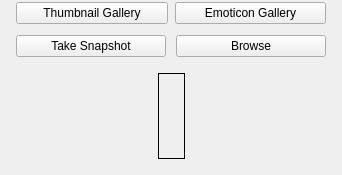
The window that AppsSrc/CommonSrc/Forms/ThumbnailEditWidget.ui (brettrjones-github/nolimitconnect) describes before a commit, drawn with Qt 5.
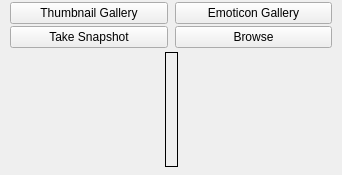
The same window after the commit. Custom widgets are drawn as their Qt base class.

Commit message: Low resolution android devices layout changes

Diff of the .ui file:
```diff
--- a/AppsSrc/CommonSrc/Forms/ThumbnailEditWidget.ui
+++ b/AppsSrc/CommonSrc/Forms/ThumbnailEditWidget.ui
@@ -20,9 +20,21 @@
    <string>Thumbnail Edit Widget</string>
   </property>
   <layout class="QVBoxLayout" name="verticalLayout">
+   <property name="spacing">
+    <number>2</number>
+   </property>
+   <property name="leftMargin">
+    <number>5</number>
+   </property>
    <property name="topMargin">
     <number>2</number>
    </property>
+   <property name="rightMargin">
+    <number>5</number>
+   </property>
+   <property name="bottomMargin">
+    <number>5</number>
+   </property>
    <item>
     <layout class="QHBoxLayout" name="horizontalLayout_3">
      <property name="spacing">
@@ -38,10 +50,16 @@
       <number>5</number>
      </property>
      <property name="bottomMargin">
-      <number>5</number>
+      <number>0</number>
      </property>
      <item>
       <widget class="QPushButton" name="m_ThumbGalleryButton">
+       <property name="sizePolicy">
+        <sizepolicy hsizetype="Minimum" vsizetype="Preferred">
+         <horstretch>0</horstretch>
+         <verstretch>0</verstretch>
+        </sizepolicy>
+       </property>
        <property name="text">
         <string>Thumbnail Gallery</string>
        </property>
@@ -49,6 +67,12 @@
      </item>
      <item>
       <widget class="QPushButton" name="m_EmoticonGalleryButton">
+       <property name="sizePolicy">
+        <sizepolicy hsizetype="Minimum" vsizetype="Preferred">
+         <horstretch>0</horstretch>
+         <verstretch>0</verstretch>
+        </sizepolicy>
+       </property>
        <property name="text">
         <string>Emoticon Gallery</string>
        </property>
@@ -59,7 +83,7 @@
    <item>
     <layout class="QHBoxLayout" name="horizontalLayout_4">
      <property name="spacing">
-      <number>10</number>
+      <number>7</number>
      </property>
      <property name="leftMargin">
       <number>5</number>
@@ -71,10 +95,16 @@
       <number>5</number>
      </property>
      <property name="bottomMargin">
-      <number>5</number>
+      <number>0</number>
      </property>
      <item>
       <widget class="QPushButton" name="m_TakeSnapshotButton">
+       <property name="sizePolicy">
+        <sizepolicy hsizetype="Minimum" vsizetype="Preferred">
+         <horstretch>0</horstretch>
+         <verstretch>0</verstretch>
+        </sizepolicy>
+       </property>
        <property name="text">
         <string>Take Snapshot</string>
        </property>
@@ -82,6 +112,12 @@
      </item>
      <item>
       <widget class="QPushButton" name="m_BrowsePictureButton">
+       <property name="sizePolicy">
+        <sizepolicy hsizetype="Minimum" vsizetype="Preferred">
+         <horstretch>0</horstretch>
+         <verstretch>0</verstretch>
+        </sizepolicy>
+       </property>
        <property name="text">
         <string>Browse</string>
        </property>
@@ -100,7 +136,7 @@
      <property name="sizeHint" stdset="0">
       <size>
        <width>20</width>
-       <height>5</height>
+       <height>2</height>
       </size>
      </property>
     </spacer>
@@ -135,6 +171,21 @@
         <enum>QFrame::Plain</enum>
        </property>
        <layout class="QGridLayout" name="gridLayout">
+        <property name="leftMargin">
+         <number>2</number>
+        </property>
+        <property name="topMargin">
+         <number>2</number>
+        </property>
+        <property name="rightMargin">
+         <number>2</number>
+        </property>
+        <property name="bottomMargin">
+         <number>2</number>
+        </property>
+        <property name="horizontalSpacing">
+         <number>2</number>
+        </property>
         <item row="0" column="0">
          <widget class="ThumbnailViewWidget" name="m_ThumbnailViewWidget">
           <property name="sizePolicy">
@@ -177,7 +228,7 @@
      <property name="sizeHint" stdset="0">
       <size>
        <width>20</width>
-       <height>5</height>
+       <height>3</height>
       </size>
      </property>
     </spacer>
```
The commit also changes 5 other files.
